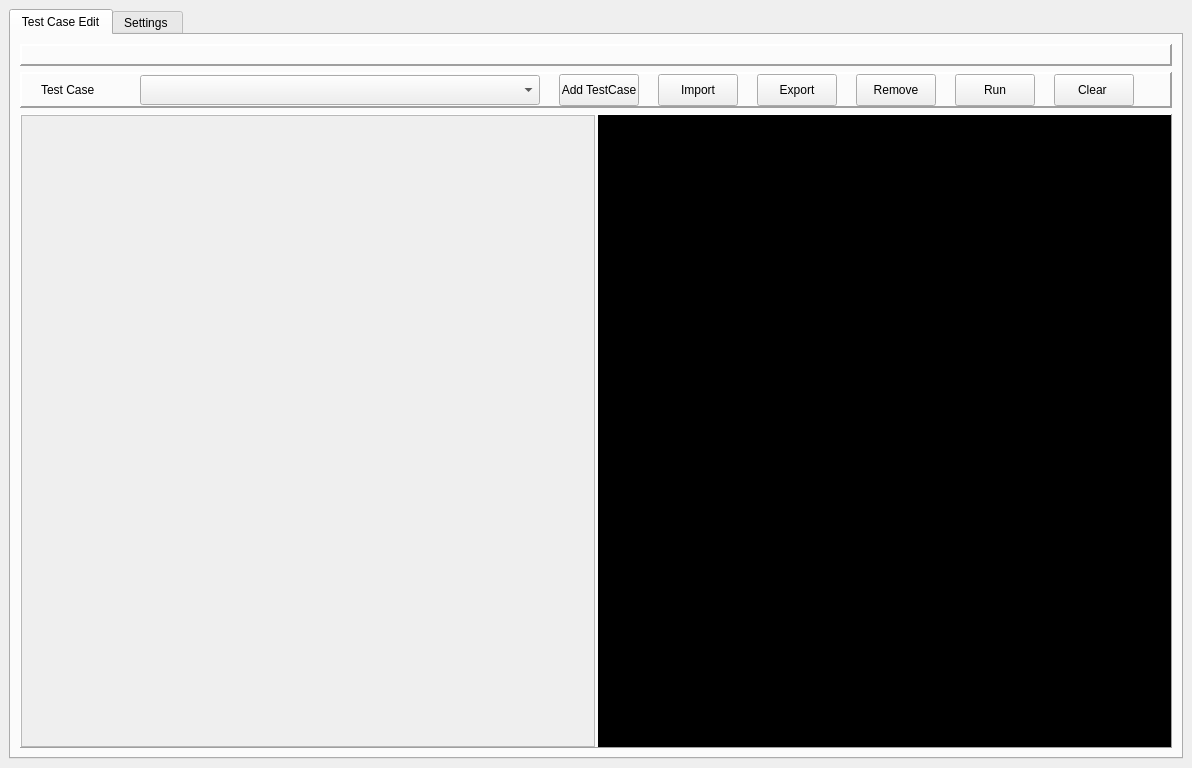
The window that UI/main.ui (thanggtrann12/AutomationGui) describes before a commit, drawn with Qt 5.
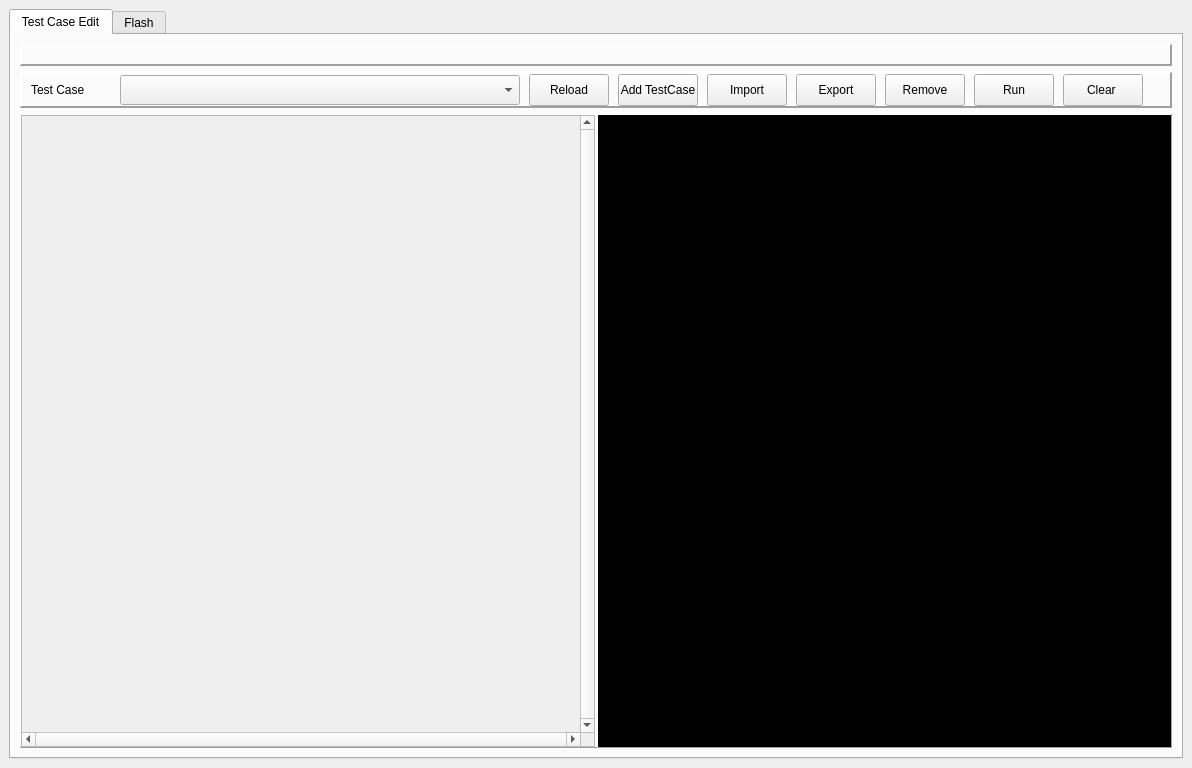
The same window after the commit.

```diff
--- a/UI/main.ui
+++ b/UI/main.ui
@@ -58,7 +58,7 @@
               <number>0</number>
              </property>
              <item row="0" column="6">
-              <widget class="QPushButton" name="run_btn">
+              <widget class="QPushButton" name="remove_btn">
                <property name="minimumSize">
                 <size>
                  <width>80</width>
@@ -72,7 +72,7 @@
                 </size>
                </property>
                <property name="text">
-                <string>Run</string>
+                <string>Remove</string>
                </property>
               </widget>
              </item>
@@ -117,7 +117,20 @@
                </property>
               </widget>
              </item>
-             <item row="0" column="7">
+             <item row="0" column="3">
+              <widget class="QPushButton" name="add_test_case_btn">
+               <property name="maximumSize">
+                <size>
+                 <width>80</width>
+                 <height>32</height>
+                </size>
+               </property>
+               <property name="text">
+                <string>Add TestCase</string>
+               </property>
+              </widget>
+             </item>
+             <item row="0" column="8">
               <widget class="QPushButton" name="clear_btn">
                <property name="minimumSize">
                 <size>
@@ -136,7 +149,26 @@
                </property>
               </widget>
              </item>
-             <item row="0" column="4">
+             <item row="0" column="7">
+              <widget class="QPushButton" name="run_btn">
+               <property name="minimumSize">
+                <size>
+                 <width>80</width>
+                 <height>32</height>
+                </size>
+               </property>
+               <property name="maximumSize">
+                <size>
+                 <width>80</width>
+                 <height>32</height>
+                </size>
+               </property>
+               <property name="text">
+                <string>Run</string>
+               </property>
+              </widget>
+             </item>
+             <item row="0" column="5">
               <widget class="QPushButton" name="export_btn">
                <property name="minimumSize">
                 <size>
@@ -155,20 +187,7 @@
                </property>
               </widget>
              </item>
-             <item row="0" column="2">
-              <widget class="QPushButton" name="add_test_case_btn">
-               <property name="maximumSize">
-                <size>
-                 <width>80</width>
-                 <height>32</height>
-                </size>
-               </property>
-               <property name="text">
-                <string>Add TestCase</string>
-               </property>
-              </widget>
-             </item>
-             <item row="0" column="3">
+             <item row="0" column="4">
               <widget class="QPushButton" name="import_btn">
                <property name="minimumSize">
                 <size>
@@ -187,14 +206,8 @@
                </property>
               </widget>
              </item>
-             <item row="0" column="5">
-              <widget class="QPushButton" name="remove_btn">
-               <property name="minimumSize">
-                <size>
-                 <width>80</width>
-                 <height>32</height>
-                </size>
-               </property>
+             <item row="0" column="2">
+              <widget class="QPushButton" name="reload_btn">
                <property name="maximumSize">
                 <size>
                  <width>80</width>
@@ -202,7 +215,7 @@
                 </size>
                </property>
                <property name="text">
-                <string>Remove</string>
+                <string>Reload</string>
                </property>
               </widget>
              </item>
@@ -235,6 +248,12 @@
              </property>
              <item>
               <widget class="QScrollArea" name="block_edit_area">
+               <property name="verticalScrollBarPolicy">
+                <enum>Qt::ScrollBarAlwaysOn</enum>
+               </property>
+               <property name="horizontalScrollBarPolicy">
+                <enum>Qt::ScrollBarAlwaysOn</enum>
+               </property>
                <property name="widgetResizable">
                 <bool>true</bool>
                </property>
@@ -243,8 +262,8 @@
                  <rect>
                   <x>0</x>
                   <y>0</y>
-                  <width>570</width>
-                  <height>628</height>
+                  <width>553</width>
+                  <height>611</height>
                  </rect>
                 </property>
                </widget>
@@ -285,7 +304,7 @@
         </widget>
         <widget class="QWidget" name="settings_tab">
          <attribute name="title">
-          <string>Settings </string>
+          <string>Flash</string>
          </attribute>
         </widget>
        </widget>
```
Left out of the diff: 2 changed lines with no effect on the pictures.
